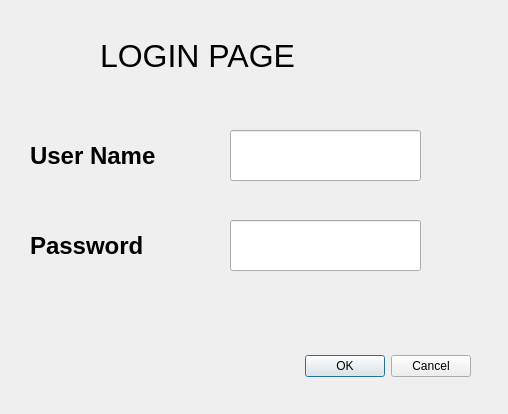
Qt form login.ui (SonaliGaonkar/CarRentalSystem) before a commit.
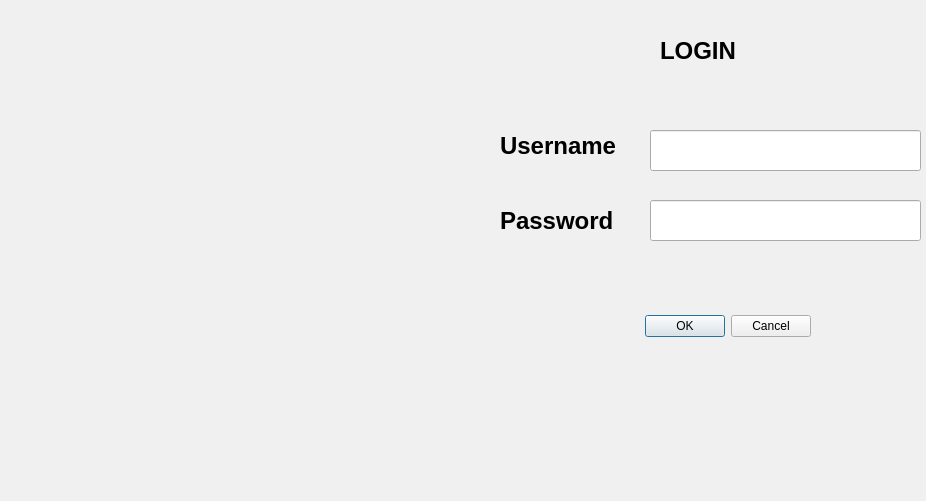
The same form after that commit.

Commit message: created two windows login and sign in and connected to main window also added background images and background color

Diff of the .ui file:
```diff
--- a/login.ui
+++ b/login.ui
@@ -6,18 +6,58 @@
    <rect>
     <x>0</x>
     <y>0</y>
-    <width>508</width>
-    <height>414</height>
+    <width>926</width>
+    <height>501</height>
    </rect>
   </property>
+  <property name="palette">
+   <palette>
+    <active>
+     <colorrole role="Window">
+      <brush brushstyle="SolidPattern">
+       <color alpha="255">
+        <red>0</red>
+        <green>170</green>
+        <blue>255</blue>
+       </color>
+      </brush>
+     </colorrole>
+    </active>
+    <inactive>
+     <colorrole role="Window">
+      <brush brushstyle="SolidPattern">
+       <color alpha="255">
+        <red>240</red>
+        <green>240</green>
+        <blue>240</blue>
+       </color>
+      </brush>
+     </colorrole>
+    </inactive>
+    <disabled>
+     <colorrole role="Window">
+      <brush brushstyle="SolidPattern">
+       <color alpha="255">
+        <red>240</red>
+        <green>240</green>
+        <blue>240</blue>
+       </color>
+      </brush>
+     </colorrole>
+    </disabled>
+   </palette>
+  </property>
   <property name="windowTitle">
-   <string>Dialog</string>
+   <string>LOGIN</string>
+  </property>
+  <property name="autoFillBackground">
+   <bool>true</bool>
   </property>
   <widget class="QDialogButtonBox" name="buttonBox">
    <property name="geometry">
     <rect>
-     <x>130</x>
-     <y>350</y>
+     <x>470</x>
+     <y>310</y>
      <width>341</width>
      <height>32</height>
     </rect>
@@ -32,10 +72,10 @@
   <widget class="QLabel" name="label">
    <property name="geometry">
     <rect>
-     <x>30</x>
-     <y>130</y>
+     <x>660</x>
+     <y>20</y>
      <width>161</width>
-     <height>51</height>
+     <height>61</height>
     </rect>
    </property>
    <property name="font">
@@ -45,16 +85,35 @@
     </font>
    </property>
    <property name="text">
-    <string>User Name</string>
+    <string>LOGIN</string>
    </property>
   </widget>
   <widget class="QLabel" name="label_2">
    <property name="geometry">
     <rect>
-     <x>30</x>
-     <y>220</y>
+     <x>500</x>
+     <y>120</y>
      <width>161</width>
      <height>51</height>
+    </rect>
+   </property>
+   <property name="font">
+    <font>
+     <pointsize>18</pointsize>
+     <bold>true</bold>
+    </font>
+   </property>
+   <property name="text">
+    <string>Username</string>
+   </property>
+  </widget>
+  <widget class="QLabel" name="label_3">
+   <property name="geometry">
+    <rect>
+     <x>500</x>
+     <y>200</y>
+     <width>131</width>
+     <height>41</height>
     </rect>
    </property>
    <property name="font">
@@ -70,39 +129,86 @@
   <widget class="QLineEdit" name="lineEdit">
    <property name="geometry">
     <rect>
-     <x>230</x>
+     <x>650</x>
      <y>130</y>
-     <width>191</width>
-     <height>51</height>
+     <width>271</width>
+     <height>41</height>
     </rect>
    </property>
+   <property name="font">
+    <font>
+     <pointsize>18</pointsize>
+     <bold>true</bold>
+    </font>
+   </property>
   </widget>
   <widget class="QLineEdit" name="lineEdit_2">
    <property name="geometry">
     <rect>
-     <x>230</x>
-     <y>220</y>
-     <width>191</width>
-     <height>51</height>
-    </rect>
-   </property>
-  </widget>
-  <widget class="QLabel" name="label_3">
-   <property name="geometry">
-    <rect>
-     <x>100</x>
-     <y>30</y>
-     <width>291</width>
-     <height>51</height>
+     <x>650</x>
+     <y>200</y>
+     <width>271</width>
+     <height>41</height>
     </rect>
    </property>
    <property name="font">
     <font>
-     <pointsize>24</pointsize>
+     <pointsize>18</pointsize>
+     <bold>true</bold>
     </font>
    </property>
+  </widget>
+  <widget class="QLabel" name="label_4">
+   <property name="geometry">
+    <rect>
+     <x>0</x>
+     <y>20</y>
+     <width>491</width>
+     <height>471</height>
+    </rect>
+   </property>
+   <property name="palette">
+    <palette>
+     <active>
+      <colorrole role="Window">
+       <brush brushstyle="SolidPattern">
+        <color alpha="255">
+         <red>51</red>
+         <green>187</green>
+         <blue>255</blue>
+        </color>
+       </brush>
+      </colorrole>
+     </active>
+     <inactive>
+      <colorrole role="Window">
+       <brush brushstyle="SolidPattern">
+        <color alpha="255">
+         <red>240</red>
+         <green>240</green>
+         <blue>240</blue>
+        </color>
+       </brush>
+      </colorrole>
+     </inactive>
+     <disabled>
+      <colorrole role="Window">
+       <brush brushstyle="SolidPattern">
+        <color alpha="255">
+         <red>51</red>
+         <green>187</green>
+         <blue>255</blue>
+        </color>
+       </brush>
+      </colorrole>
+     </disabled>
+    </palette>
+   </property>
+   <property name="autoFillBackground">
+    <bool>false</bool>
+   </property>
    <property name="text">
-    <string>LOGIN PAGE</string>
+    <string/>
    </property>
   </widget>
  </widget>
```
Left out of the diff: 8 changed lines with no effect on the pictures. The commit also changes 10 other files.
